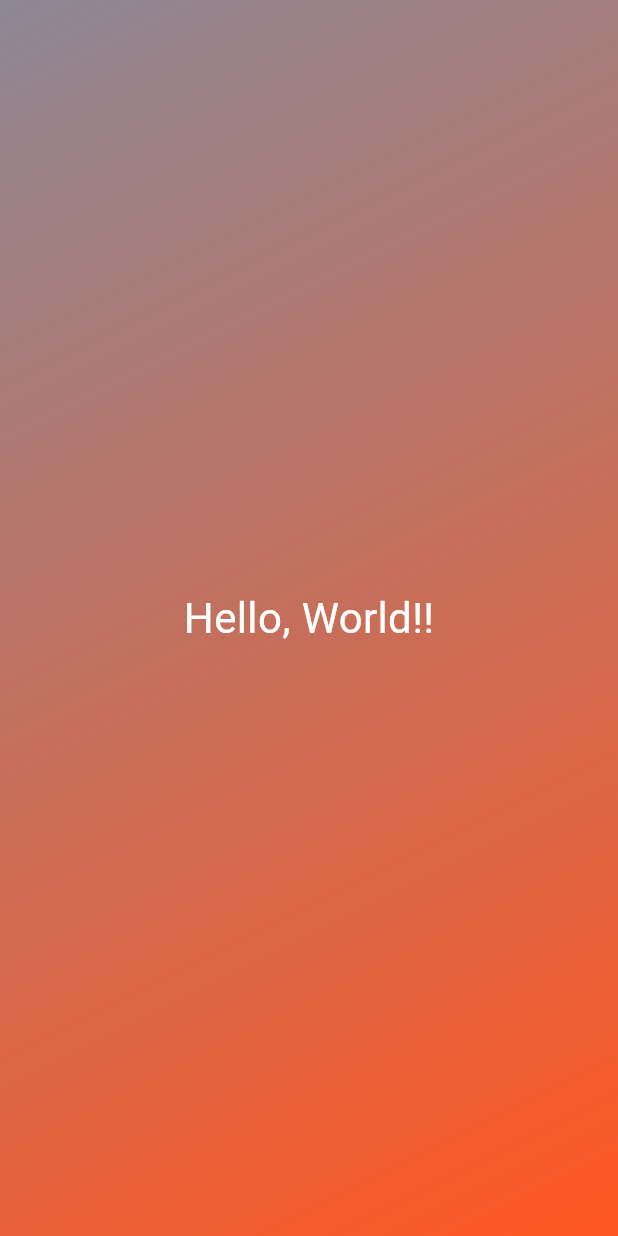
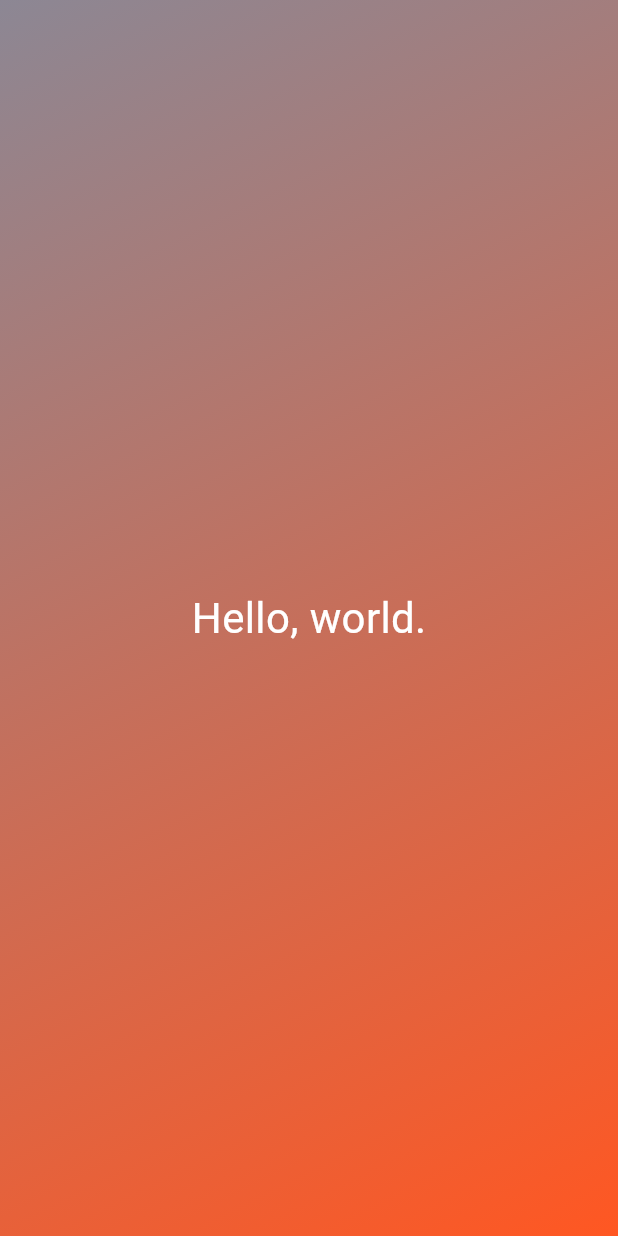
Before and after one commit to maonyanta/udemy-roll-dice-app, a Flutter app: the screen it shows after launch, on a phone screen of 412 x 824 dp. Run offline on Flutter 3.47's test engine with Material 3 defaults, Android fonts, the phone set to English and light mode, and no system bars.

Commit message:
43.make text argument

```diff
--- a/lib/gradient_container.dart
+++ b/lib/gradient_container.dart
@@ -21,7 +21,7 @@ class GradientContainer extends StatelessWidget {
             ),
           ),
           child: const Center(
-            child: StyledText(),
+            child: StyledText('Hello, world.'),
             ),
           );
   }
--- a/lib/styled_text.dart
+++ b/lib/styled_text.dart
@@ -1,12 +1,14 @@
 import 'package:flutter/material.dart';
 
 class StyledText extends StatelessWidget {
-  const StyledText({super.key});
+  const StyledText(this.text, {super.key});
+
+  final String text;
 
   @override
   Widget build(context) {
-    return const Text(
-      'Hello, World!!',
+    return Text(
+      text, //'Hello, World!!',
       style: TextStyle(
         color: Colors.white,
         fontSize: 28,
```
